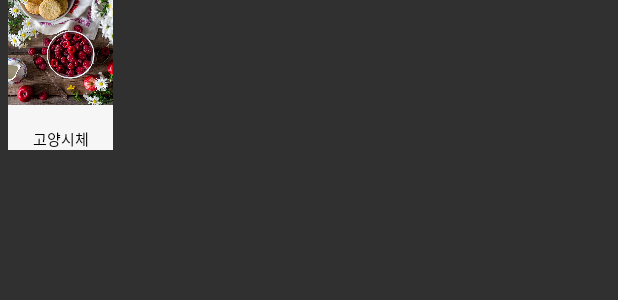
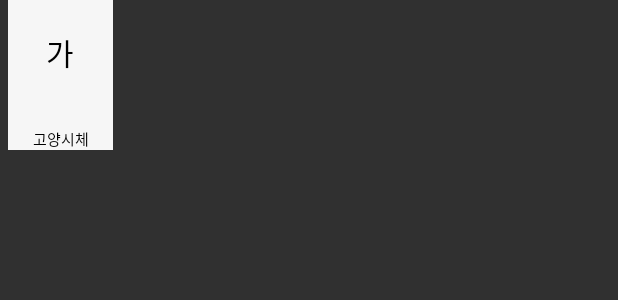
Before and after one commit to jin5578/SeoulContest, an Android app: the layout item_font.xml on its own in the app's theme, with its tools: preview values and no code run, on a phone screen of 412 x 824 dp. Shown: the top 300 px of the screen. Run offline under Robolectric (Android 15) with nearby library versions, the phone set to English and light mode, and no system bars; Roboto replaces fonts that are not available here.

Commit message:
PhotoshopFontAdapter  - 폰트 변경 Adapter 디자인 변경

```diff
--- a/app/src/main/res/layout/item_font.xml
+++ b/app/src/main/res/layout/item_font.xml
@@ -1,5 +1,4 @@
 <?xml version="1.0" encoding="utf-8"?>
-
 <android.support.constraint.ConstraintLayout
     xmlns:android="http://schemas.android.com/apk/res/android"
     android:id="@+id/font_entire_constraintLayout"
@@ -11,15 +10,17 @@
     xmlns:tools="http://schemas.android.com/tools"
     android:background="@color/colorLightLightGray">
 
-    <ImageView
-        android:id="@+id/font_imageView"
+    <TextView
+        android:id="@+id/font_temporary_textView"
         android:layout_width="70dp"
         android:layout_height="70dp"
-        android:scaleType="centerCrop"
+        android:text="가"
+        android:textColor="@color/colorBlack"
+        android:textSize="20sp"
+        android:gravity="center"
         app:layout_constraintTop_toTopOf="parent"
         app:layout_constraintStart_toStartOf="parent"
-        app:layout_constraintEnd_toEndOf="parent"
-        tools:src="@drawable/temporary"/>
+        app:layout_constraintEnd_toEndOf="parent" />
 
     <TextView
         android:id="@+id/font_textView"
```
Also changed, not shown: app/src/main/java/com/tistory/jeongs0222/seoulcontest/ui/photoshop/PhotoshopFontAdapter.kt (+5 -9 lines).
